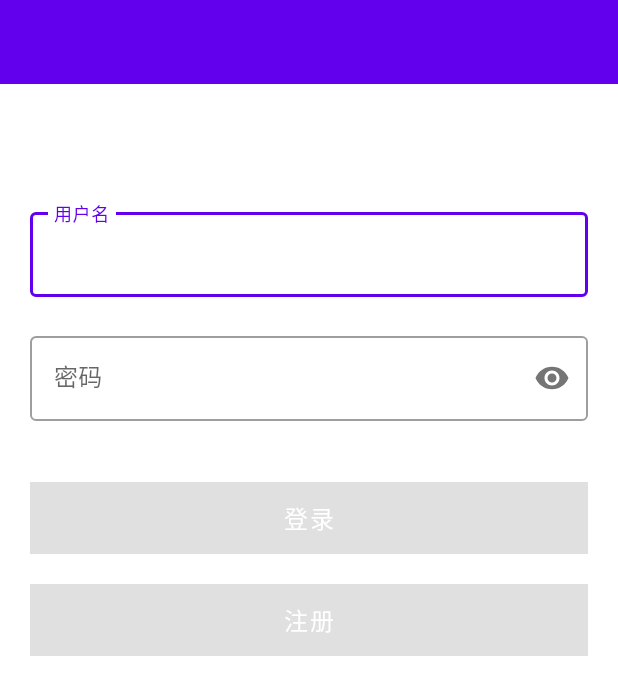
After one commit to iflove/Hunter, an Android app: the layout fragment_login.xml on its own in the app's theme, with its tools: preview values and no code run, on a phone screen of 412 x 824 dp. The commit adds this screen. Shown: the top 695 px of the screen. Run offline under Robolectric (Android 15) with nearby library versions, the phone set to English and light mode, and no system bars.

Commit message:
[ *] login

```diff
--- a/wanandroid/src/main/java/com/androidz/wanandroid/ui/base/AppBaseFragment.kt
+++ b/wanandroid/src/main/java/com/androidz/wanandroid/ui/base/AppBaseFragment.kt
@@ -24,5 +24,6 @@ open class AppBaseFragment @JvmOverloads constructor(
     }
 
     open fun onBack() {
+        activity?.onBackPressed()
     }
 }
--- a/wanandroid/src/main/java/com/androidz/wanandroid/ui/main/WebFragment.kt
+++ b/wanandroid/src/main/java/com/androidz/wanandroid/ui/main/WebFragment.kt
@@ -11,6 +11,7 @@ import com.tencent.smtt.sdk.WebChromeClient
 import com.tencent.smtt.sdk.WebView
 import com.tencent.smtt.sdk.WebViewClient
 import kotlinx.android.synthetic.main.fragment_web.*
+import kotlinx.android.synthetic.main.layout_title.*
 
 /**
  *
@@ -34,8 +35,7 @@ class WebFragment : AppBaseFragment(R.layout.fragment_web) {
     }
 
     override fun onBack() {
-        super.onBack()
-        if (webView.canGoBack()) webView.goBack() else requireActivity().onBackPressed()
+        if (webView.canGoBack()) webView.goBack() else super.onBack()
     }
 
     override fun initData() {
--- a/wanandroid/src/main/java/com/androidz/wanandroid/ui/main/index/IndexFragment.kt
+++ b/wanandroid/src/main/java/com/androidz/wanandroid/ui/main/index/IndexFragment.kt
@@ -42,7 +42,6 @@ class IndexFragment : AppBaseFragment(R.layout.layout_refresh_list) {
         }
         swipeRefreshLayout.run {
             fun onRefresh() {
-                indexViewModel.getBannersData()
                 indexViewModel.getArticleList(isRefresh = true)
             }
             setOnRefreshListener { onRefresh() }
--- a/wanandroid/src/main/java/com/androidz/wanandroid/utility/viewmodel/AppAndroidViewModel.kt
+++ b/wanandroid/src/main/java/com/androidz/wanandroid/utility/viewmodel/AppAndroidViewModel.kt
@@ -8,11 +8,11 @@ import com.androidz.logextlibrary.Logger
  *
  * Created by rentianlong on 2020/7/3
  */
-class AppAndroidViewModel(application: Application) : AndroidViewModel(application) {
+open class AppAndroidViewModel(application: Application) : AndroidViewModel(application) {
 
-    private val TAG = AppAndroidViewModel::javaClass.name
+    private val TAG = this::class.java.simpleName
 
     init {
-        Logger.log.d(TAG, "an AndroidViewModel $TAG is init ")
+        Logger.log.d(TAG, "an AndroidViewModel $this is init ")
     }
 }
--- a/wanandroid/src/main/java/com/androidz/wanandroid/utility/viewmodel/AppViewModel.kt
+++ b/wanandroid/src/main/java/com/androidz/wanandroid/utility/viewmodel/AppViewModel.kt
@@ -16,11 +16,11 @@ import java.net.UnknownHostException
  */
 open class AppViewModel : ViewModel() {
 
-    private val TAG = AppViewModel::javaClass.name
+    private val TAG = this::class.java.simpleName
     val appContext: Context by lazy { SingletonFactory.get.ctx }
 
     init {
-        log.d(TAG, "an ViewModel $TAG is init ")
+        log.d(TAG, "an ViewModel $this is init ")
     }
 
     fun handleApiFailure(exception: Throwable) {
--- /dev/null
+++ b/wanandroid/src/main/res/layout/fragment_login.xml
@@ -0,0 +1,73 @@
+<?xml version="1.0" encoding="utf-8"?>
+<LinearLayout xmlns:android="http://schemas.android.com/apk/res/android"
+    xmlns:app="http://schemas.android.com/apk/res-auto"
+    android:layout_width="match_parent"
+    android:layout_height="match_parent"
+    android:orientation="vertical">
+
+    <include layout="@layout/layout_title" />
+
+    <com.google.android.material.textfield.TextInputLayout
+        android:id="@+id/userNameLayout"
+        style="@style/TextInputLayout"
+        android:layout_width="match_parent"
+        android:layout_height="wrap_content"
+        android:layout_marginTop="80dp"
+        android:hint="@string/username">
+
+        <androidx.appcompat.widget.AppCompatEditText
+            android:id="@+id/userNameEt"
+            android:layout_width="match_parent"
+            android:layout_height="wrap_content"
+            android:singleLine="true"
+            android:text="" />
+
+    </com.google.android.material.textfield.TextInputLayout>
+
+
+    <com.google.android.material.textfield.TextInputLayout
+        android:id="@+id/pswLayout"
+        style="@style/TextInputLayout"
+        android:layout_width="match_parent"
+        android:layout_height="wrap_content"
+        android:hint="@string/password"
+        app:passwordToggleEnabled="true">
+
+        <androidx.appcompat.widget.AppCompatEditText
+            android:id="@+id/passwordEt"
+            android:layout_width="match_parent"
+            android:layout_height="wrap_content"
+            android:inputType="textPassword"
+            android:singleLine="true"
+            android:text="" />
+
+    </com.google.android.material.textfield.TextInputLayout>
+
+
+    <com.google.android.material.button.MaterialButton
+        android:id="@+id/login"
+        android:layout_width="match_parent"
+        android:layout_height="wrap_content"
+        android:layout_marginLeft="20dp"
+        android:layout_marginTop="20dp"
+        android:layout_marginRight="20dp"
+        android:background="@color/colorPrimary"
+        android:enabled="false"
+        android:text="@string/login"
+        android:textColor="@color/white"
+        android:textSize="16sp" />
+
+    <com.google.android.material.button.MaterialButton
+        android:id="@+id/register"
+        android:layout_width="match_parent"
+        android:layout_height="wrap_content"
+        android:layout_marginLeft="20dp"
+        android:layout_marginTop="20dp"
+        android:layout_marginRight="20dp"
+        android:background="@color/colorPrimary"
+        android:enabled="false"
+        android:text="@string/register"
+        android:textColor="@color/white"
+        android:textSize="16sp" />
+
+</LinearLayout>
--- /dev/null
+++ b/wanandroid/src/main/res/layout/layout_title.xml
@@ -0,0 +1,13 @@
+<?xml version="1.0" encoding="utf-8"?>
+<merge xmlns:android="http://schemas.android.com/apk/res/android"
+    xmlns:app="http://schemas.android.com/apk/res-auto">
+
+    <com.google.android.material.appbar.MaterialToolbar
+        android:id="@+id/toolbar"
+        android:layout_width="match_parent"
+        android:layout_height="?actionBarSize"
+        android:background="?attr/colorPrimary"
+        android:theme="@style/ThemeOverlay.MaterialComponents.ActionBar"
+        app:popupTheme="@style/ThemeOverlay.MaterialComponents.Light"
+        app:titleTextColor="@color/white" />
+</merge>
--- a/wanandroid/src/main/res/layout/nav_header_main.xml
+++ b/wanandroid/src/main/res/layout/nav_header_main.xml
@@ -1,6 +1,7 @@
 <?xml version="1.0" encoding="utf-8"?>
 <LinearLayout xmlns:android="http://schemas.android.com/apk/res/android"
     xmlns:app="http://schemas.android.com/apk/res-auto"
+    android:id="@+id/headView"
     android:layout_width="match_parent"
     android:layout_height="@dimen/nav_header_height"
     android:background="@drawable/side_nav_bar"
@@ -13,7 +14,7 @@
     android:theme="@style/ThemeOverlay.AppCompat.Dark">
 
     <ImageView
-        android:id="@+id/imageView"
+        android:id="@+id/userImg"
         android:layout_width="wrap_content"
         android:layout_height="wrap_content"
         android:contentDescription="@string/nav_header_desc"
@@ -21,6 +22,7 @@
         app:srcCompat="@mipmap/ic_launcher_round" />
 
     <TextView
+        android:id="@+id/userNameTv"
         android:layout_width="match_parent"
         android:layout_height="wrap_content"
         android:paddingTop="@dimen/nav_header_vertical_spacing"
@@ -28,7 +30,7 @@
         android:textAppearance="@style/TextAppearance.AppCompat.Body1" />
 
     <TextView
-        android:id="@+id/textView"
+        android:id="@+id/userEmailTv"
         android:layout_width="wrap_content"
         android:layout_height="wrap_content"
         android:text="@string/nav_header_subtitle" />
--- a/wanandroid/src/main/res/values/styles.xml
+++ b/wanandroid/src/main/res/values/styles.xml
@@ -1,6 +1,6 @@
 <resources>
     <!-- Base application theme. -->
-    <style name="AppTheme" parent="Theme.AppCompat.Light.DarkActionBar">
+    <style name="AppTheme" parent="Theme.MaterialComponents.Light.DarkActionBar">
         <!-- Customize your theme here. -->
         <item name="colorPrimary">@color/colorPrimary</item>
         <item name="colorPrimaryDark">@color/colorPrimaryDark</item>
```
Also changed, not shown: dblibrary/src/main/java/com/androidz/dblibrary/pref/RoomPreferences.kt (+15 -19 lines), networklibrary/src/main/java/com/androidz/networklibrary/Gsons.kt (added, +14 -0 lines), wanandroid/src/main/java/com/androidz/wanandroid/MainActivity.kt (+47 -0 lines), wanandroid/src/main/java/com/androidz/wanandroid/arch/core/SingletonFactory.kt (+5 -2 lines), wanandroid/src/main/java/com/androidz/wanandroid/ui/login/LoginAndroidViewModel.kt (added, +15 -0 lines), wanandroid/src/main/java/com/androidz/wanandroid/ui/login/LoginFragment.kt (added, +81 -0 lines), wanandroid/src/main/java/com/androidz/wanandroid/ui/login/LoginViewModel.kt (added, +47 -0 lines), wanandroid/src/main/java/com/androidz/wanandroid/utility/Constants.kt (added, +12 -0 lines), wanandroid/src/main/java/com/androidz/wanandroid/utility/message/MessageChannel.java (added, +66 -0 lines), wanandroid/src/main/res/layout/fragment_web.xml (+1 -9 lines).
